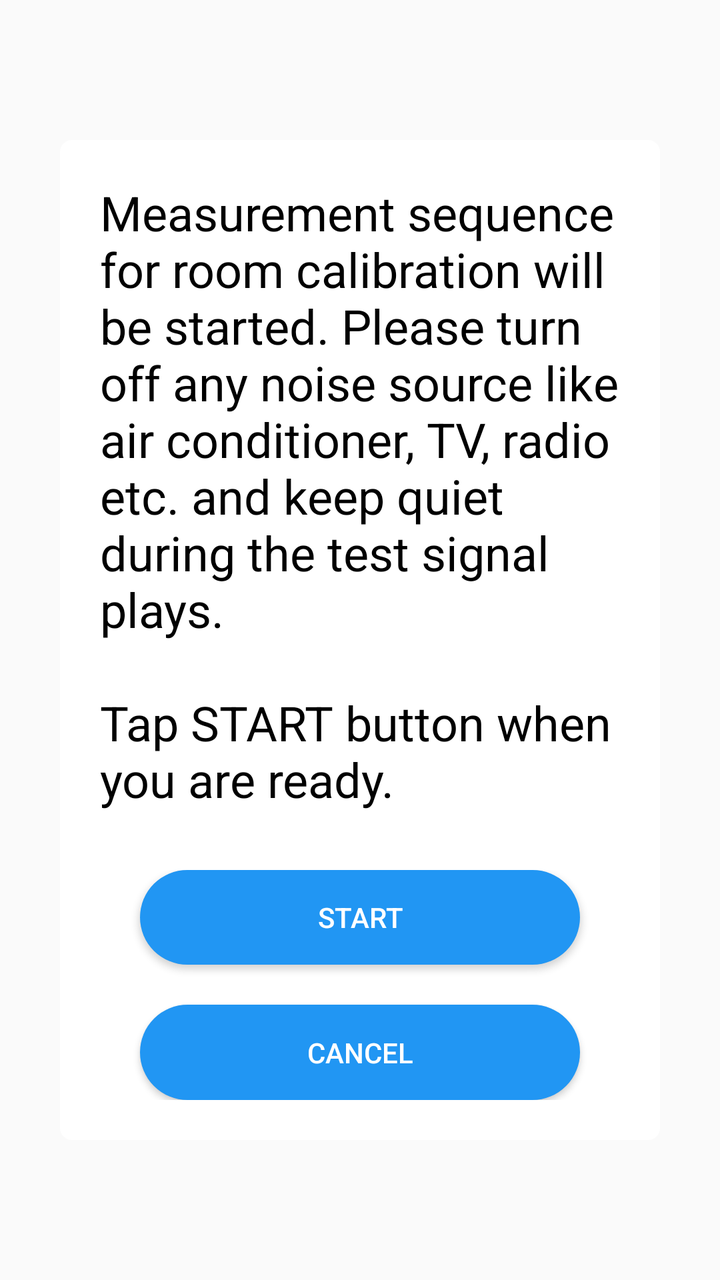
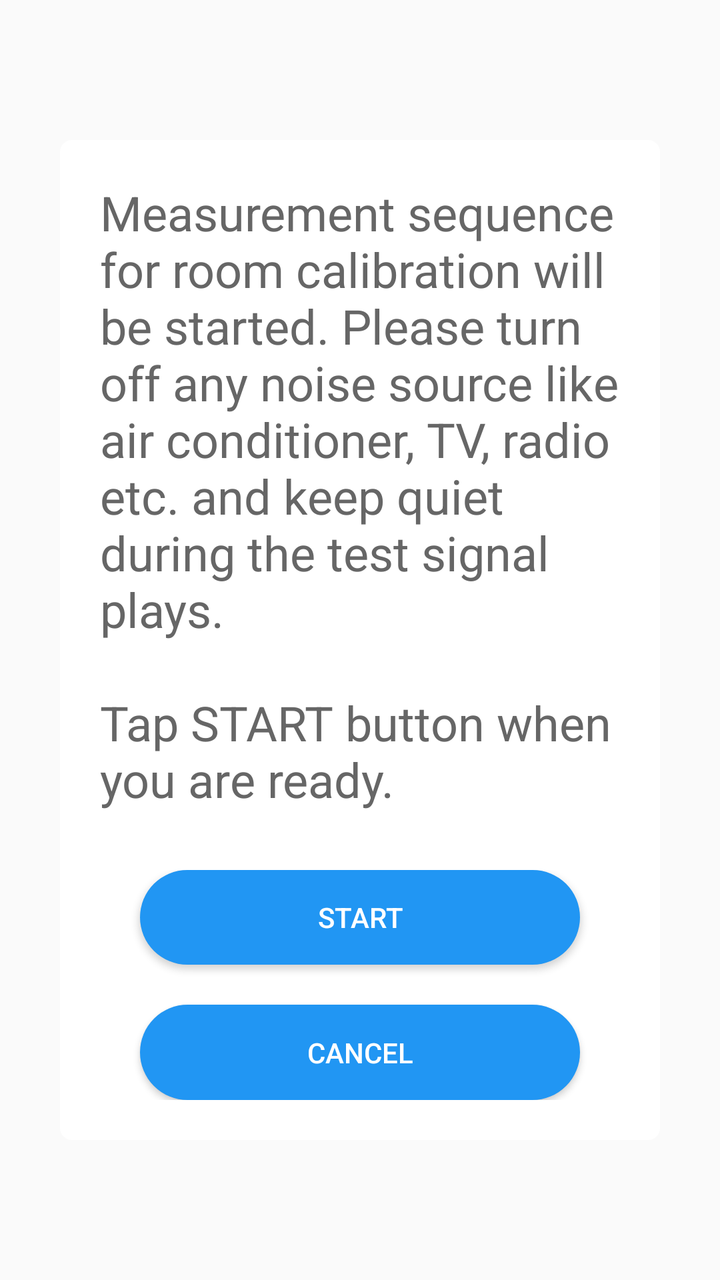

Screens rendered from an Android XML layout before and after an edit, with the pre-edit source and the edit as a unified diff.
<!-- AndroidManifest.xml: application theme Theme.RoomEqualizer -->
<!-- res/layout/popup_layout1.xml -->
<?xml version="1.0" encoding="utf-8"?>
<LinearLayout xmlns:android="http://schemas.android.com/apk/res/android"
    xmlns:app="http://schemas.android.com/apk/res-auto"
    android:layout_width="match_parent"
    android:layout_height="match_parent"
    android:gravity="center"
    android:orientation="vertical">

    <LinearLayout
        android:layout_width="300dp"
        android:layout_height="500dp"
        android:background="@drawable/bg_popup_white"
        android:orientation="vertical"
        android:padding="20dp">

        <LinearLayout
            android:layout_width="match_parent"
            android:layout_height="0dp"
            android:layout_weight="6"
            android:orientation="horizontal">

            <TextView
                android:id="@+id/tvMessage"
                android:layout_width="match_parent"
                android:layout_height="wrap_content"
                android:text="@string/noti_measurement"
                android:textColor="@color/black"
                android:textSize="24sp" />
        </LinearLayout>

        <LinearLayout
            android:layout_width="match_parent"
            android:layout_height="0dp"
            android:layout_weight="2"
            android:orientation="vertical">

            <android.widget.Button
                android:id="@+id/btnStartMeasurement"
                android:layout_width="match_parent"
                android:layout_height="0dp"
                android:layout_marginLeft="20dp"
                android:layout_marginRight="20dp"
                android:layout_marginBottom="10dp"
                android:layout_weight="1"
                android:background="@drawable/bg_button"
                android:text="@string/start"
                android:textColor="@color/btn_text_color" />

            <android.widget.Button
                android:id="@+id/btnCancelMeasurement"
                android:layout_width="match_parent"
                android:layout_height="0dp"
                android:layout_marginLeft="20dp"
                android:layout_marginTop="10dp"
                android:layout_marginRight="20dp"
                android:layout_weight="1"
                android:background="@drawable/bg_button"
                android:text="@string/cancel"
                android:textColor="@color/btn_text_color" />
        </LinearLayout>

    </LinearLayout>

</LinearLayout>
<!-- resources referenced by this layout -->
<resources>
  <color name="black">#FF000000</color>
  <color name="btn_text_color">#FFFFFFFF</color>
  <!-- drawable bg_button (drawable) -->
  <?xml version="1.0" encoding="utf-8"?>
  <selector xmlns:android="http://schemas.android.com/apk/res/android">
  
      
      <item android:state_pressed="true">
          <shape android:shape="rectangle">
              <solid android:color="#2196F3" /> 
              <corners android:radius="24dp" /> 
          </shape>
      </item>
  
      
      <item>
          <shape android:shape="rectangle">
              <solid android:color="#2196F3" /> 
              <corners android:radius="24dp" /> 
          </shape>
      </item>
  
  </selector>
  <!-- drawable bg_popup_white (drawable) -->
  <?xml version="1.0" encoding="utf-8"?>
  <selector xmlns:android="http://schemas.android.com/apk/res/android">
  
      <item android:state_pressed="true">
          <shape android:shape="rectangle">
              <solid android:color="#FFFFFFFF" /> 
              <corners android:radius="6dp" /> 
          </shape>
      </item>
  
      <item>
          <shape android:shape="rectangle">
              <solid android:color="#FFFFFFFF" /> 
              <corners android:radius="6dp" /> 
          </shape>
      </item>
  
  </selector>
  <string name="cancel">CANCEL</string>
  <string name="noti_measurement">Measurement sequence for room calibration will be started. Please turn off any noise source like air conditioner, TV, radio etc. and keep quiet during the test signal plays.\n\nTap START button when you are ready.</string>
  <string name="start">START</string>
  <style name="Theme.RoomEqualizer" parent="Theme.AppCompat.DayNight.NoActionBar">
          
          <item name="colorPrimary">@color/purple_500</item>
          <item name="colorPrimaryDark">@color/purple_700</item>
          <item name="colorAccent">@color/teal_200</item>
      </style>
  <color name="purple_500">#FF6200EE</color>
  <color name="purple_700">#FF3700B3</color>
  <color name="teal_200">#FF03DAC5</color>
</resources>

<!-- the commit's change to res/layout/popup_layout1.xml (unified diff, before → after) -->
@@ -24,7 +24,7 @@
                 android:layout_width="match_parent"
                 android:layout_height="wrap_content"
                 android:text="@string/noti_measurement"
-                android:textColor="@color/black"
+                android:textColor="@color/gray"
                 android:textSize="24sp" />
         </LinearLayout>
 
<!-- resource entries referenced after the edit -->
@@ -1,7 +1,7 @@
 <!-- resources referenced by this layout -->
 <resources>
-  <color name="black">#FF000000</color>
   <color name="btn_text_color">#FFFFFFFF</color>
+  <color name="gray">#FF666666</color>
   <!-- drawable bg_button (drawable) -->
   <?xml version="1.0" encoding="utf-8"?>
   <selector xmlns:android="http://schemas.android.com/apk/res/android">
